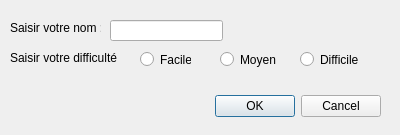
First picture: the form in MyOpenGL/partiedialog.ui, repository HugoPopo/trebuchetse, before the edit.
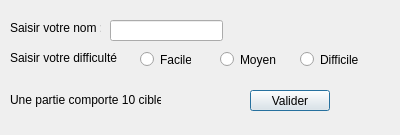
Second picture: the form after the edit.

What changed in the file:
```diff
--- a/MyOpenGL/partiedialog.ui
+++ b/MyOpenGL/partiedialog.ui
@@ -13,22 +13,6 @@
   <property name="windowTitle">
    <string>Nouvelle Partie</string>
   </property>
-  <widget class="QDialogButtonBox" name="buttonBox">
-   <property name="geometry">
-    <rect>
-     <x>40</x>
-     <y>90</y>
-     <width>341</width>
-     <height>32</height>
-    </rect>
-   </property>
-   <property name="orientation">
-    <enum>Qt::Horizontal</enum>
-   </property>
-   <property name="standardButtons">
-    <set>QDialogButtonBox::Cancel|QDialogButtonBox::Ok</set>
-   </property>
-  </widget>
   <widget class="QLabel" name="label">
    <property name="geometry">
     <rect>
@@ -104,6 +88,32 @@
     <string>Difficile</string>
    </property>
   </widget>
+  <widget class="QLabel" name="label_3">
+   <property name="geometry">
+    <rect>
+     <x>10</x>
+     <y>90</y>
+     <width>151</width>
+     <height>20</height>
+    </rect>
+   </property>
+   <property name="text">
+    <string>Une partie comporte 10 cibles</string>
+   </property>
+  </widget>
+  <widget class="QPushButton" name="closepushButton">
+   <property name="geometry">
+    <rect>
+     <x>250</x>
+     <y>90</y>
+     <width>80</width>
+     <height>21</height>
+    </rect>
+   </property>
+   <property name="text">
+    <string>Valider</string>
+   </property>
+  </widget>
  </widget>
  <resources/>
  <connections>
```
Left out of the diff: 41 changed lines with no effect on the pictures.
